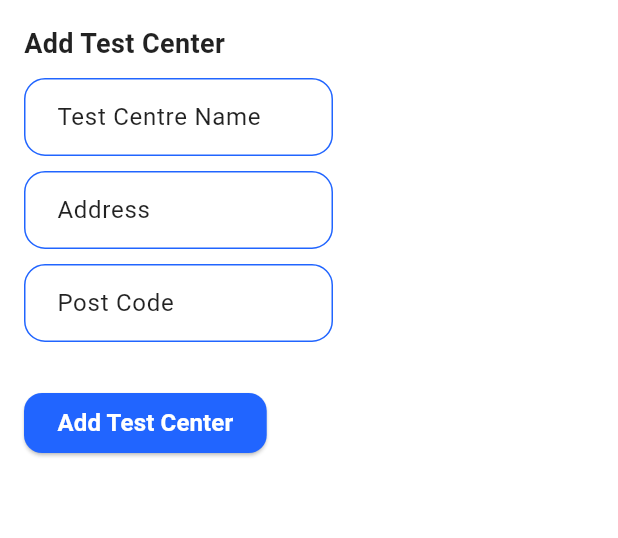
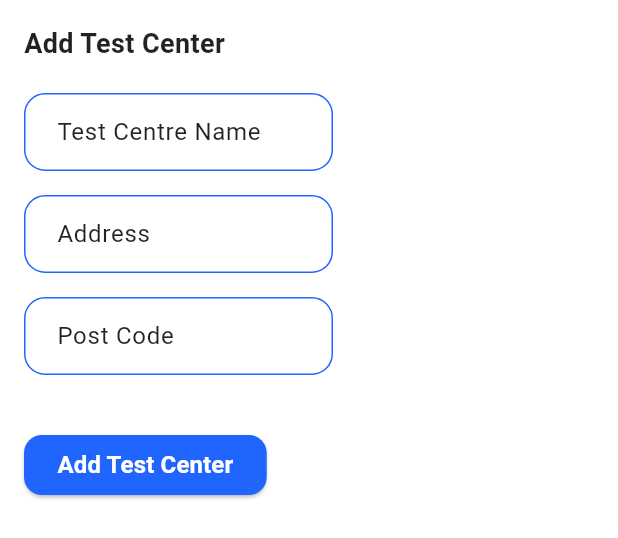
Before and after one commit to FSDTeam-SAA/flutter-david-weijian-dashboard-web, a Flutter app: the AddTestCentreForm widget shown alone on an empty page, opened directly with empty values, on a phone screen of 412 x 824 dp. Shown: the top 538 px of the screen. Run offline on Flutter 3.47's test engine with Material 3 defaults, Android fonts, the phone set to English and light mode, and no system bars; our stand-ins replace cached_network_image, file_picker, flutter_secure_storage, get; accounts and stored records are empty; network calls fail.

```diff
--- a/lib/presentation/screens/nav_items/nav_content/add_test_centre_form.dart
+++ b/lib/presentation/screens/nav_items/nav_content/add_test_centre_form.dart
@@ -5,8 +5,9 @@ import 'package:david_weijian_dashboard/presentation/widgets/text_field_widget.d
 
 class AddTestCentreForm extends StatelessWidget {
   final ContentController controller;
+  final GlobalKey<FormState> _formKey = GlobalKey<FormState>();
 
-  const AddTestCentreForm({super.key, required this.controller});
+  AddTestCentreForm({super.key, required this.controller});
 
   @override
   Widget build(BuildContext context) {
@@ -14,89 +15,75 @@ class AddTestCentreForm extends StatelessWidget {
       padding: const EdgeInsets.all(16.0),
       child: SizedBox(
         width: Get.width * 0.5,
-        child: Column(
+        child: Form(
+          key: _formKey,
+          child: Obx(() {
+            final isEditing = controller.isEditing.value;
+            final isRouteMode = controller.routeId.isNotEmpty || controller.addNewRoute.value;
+            final isTestCentreMode = !isRouteMode;
+
+            return Column(
               crossAxisAlignment: CrossAxisAlignment.start,
               children: [
-            Obx(
-              () => Column(
-                crossAxisAlignment: CrossAxisAlignment.start,
-                children: [
+                // Title
                 Text(
-                    controller.isEditing.value ? 'Edit Route' : 'Add Test Center',
-                    style: const TextStyle(fontSize: 18, fontWeight: FontWeight.bold),
+                  isEditing
+                      ? (isRouteMode ? 'Edit Route' : 'Edit Test Centre')
+                      : (isRouteMode ? 'Add Route' : 'Add Test Center'),
+                  style: const TextStyle(
+                    fontSize: 18,
+                    fontWeight: FontWeight.bold,
                   ),
-
-                  if (controller.testCentreId.isEmpty) ...[
-                    const SizedBox(height: 10),
-                    CustomTextField(
-                      label: 'Test Centre Name',
-                      onChanged: (value) => controller.testCentreName.value = value,
-                      initialValue: controller.testCentreName.value,
-                      setInitialValueOnlyOnce: true,
-                    ),
-                    CustomTextField(
-                      label: 'Address',
-                      onChanged: (value) => controller.testCentreAddress.value = value,
-                      initialValue: controller.testCentreAddress.value,
-                      setInitialValueOnlyOnce: true,
-                    ),
-                    CustomTextField(
-                      label: 'Post Code',
-                      onChanged: (value) => controller.postCode.value = value,
-                      initialValue: controller.postCode.value,
-                      setInitialValueOnlyOnce: true,
                 ),
                 const SizedBox(height: 20),
-                    ElevatedButton(
-                      onPressed: controller.isLoading.value ? null : controller.addTestCentre,
-                      child: const Text('Add Test Center'),
-                    ),
-                  ] else ...[
+
+                // Only show route fields when in route mode
+                if (isRouteMode) ...[
                   Text(
                     'Test Center: ${controller.testCentreName.value}',
-                      style: const TextStyle(fontSize: 18, fontWeight: FontWeight.bold),
-                    ),
-                    const SizedBox(height: 20),
-                    const Text(
-                      'Route Information',
-                      style: TextStyle(fontSize: 18, fontWeight: FontWeight.bold),
-                    ),
+                    style: const TextStyle(fontSize: 16),),
                   const SizedBox(height: 10),
                   CustomTextField(
                     label: 'Route Name',
                     onChanged: (value) => controller.routeName.value = value,
                     initialValue: controller.routeName.value,
-                      setInitialValueOnlyOnce: true,
+                    validator: (value) => value?.isEmpty ?? true ? 'Required field' : null,
                   ),
                   CustomTextField(
                     label: 'Share URL',
                     onChanged: (value) => controller.shareUrl.value = value,
                     initialValue: controller.shareUrl.value,
-                      setInitialValueOnlyOnce: true,
+                    validator: (value) => value?.isEmpty ?? true ? 'Required field' : null,
                   ),
                   CustomTextField(
                     label: 'Address',
                     onChanged: (value) => controller.address.value = value,
                     initialValue: controller.address.value,
-                      setInitialValueOnlyOnce: true,
+                    validator: (value) => value?.isEmpty ?? true ? 'Required field' : null,
                   ),
                   const SizedBox(height: 20),
-                    if (!controller.isEditing.value)
+
+                  if (!isEditing) ...[
                     ElevatedButton(
-                        onPressed: controller.isLoading.value ? null : controller.pickAndParseGPXFile,
+                      onPressed: controller.isLoading.value
+                          ? null
+                          : controller.pickAndParseGPXFile,
                       child: const Text('Pick GPX File'),
                     ),
-                    Obx(
-                      () => controller.fileName.isNotEmpty
+                    const SizedBox(height: 10),
+                    Obx(() => controller.fileName.isNotEmpty
                         ? Text(
                             'Picked File: ${controller.fileName.value}',
-                              style: const TextStyle(fontSize: 16, color: Colors.blue),
+                            style: const TextStyle(
+                              fontSize: 16,
+                              color: Colors.blue,
+                            ),
                           )
-                          : const SizedBox(),
-                    ),
+                        : const SizedBox()),
                     const SizedBox(height: 20),
-                    Obx(
-                      () => Column(
+                  ],
+
+                  Obx(() => Column(
                     crossAxisAlignment: CrossAxisAlignment.start,
                     children: [
                       if (controller.from.isNotEmpty)
@@ -104,36 +91,74 @@ class AddTestCentreForm extends StatelessWidget {
                       if (controller.to.isNotEmpty)
                         Text('To: ${controller.to.value}'),
                       if (controller.expectedTime.value > 0)
-                            Text(
-                              'Expected Time: ${controller.expectedTime.value} minutes',
+                        Text('Expected Time: ${controller.expectedTime.value} minutes'),
+                    ],
+                  )),
+                  const SizedBox(height: 20),
+                ],
+
+                // Only show test centre fields when in test centre mode
+                if (isTestCentreMode) ...[
+                  CustomTextField(
+                    label: 'Test Centre Name',
+                    onChanged: (value) => controller.testCentreName.value = value,
+                    initialValue: controller.testCentreName.value,
+                    validator: (value) => value?.isEmpty ?? true ? 'Required field' : null,
                   ),
-                        ],
+                  CustomTextField(
+                    label: 'Address',
+                    onChanged: (value) => controller.testCentreAddress.value = value,
+                    initialValue: controller.testCentreAddress.value,
+                    validator: (value) => value?.isEmpty ?? true ? 'Required field' : null,
                   ),
+                  CustomTextField(
+                    label: 'Post Code',
+                    onChanged: (value) => controller.postCode.value = value,
+                    initialValue: controller.postCode.value,
+                    validator: (value) => value?.isEmpty ?? true ? 'Required field' : null,
                   ),
                   const SizedBox(height: 20),
+                ],
+
+                // Action Buttons
                 ElevatedButton(
                   onPressed: controller.isLoading.value
                       ? null
-                          : controller.isEditing.value
-                              ? controller.updateTestCentre
-                              : controller.createRoute,
+                      : () async {
+                          if (_formKey.currentState!.validate()) {
+                            if (isRouteMode) {
+                              isEditing
+                                  ? await controller.updateRoute()
+                                  : await controller.createRoute();
+                            } else {
+                              isEditing
+                                  ? await controller.updateTestCentre()
+                                  : await controller.addTestCentre();
+                            }
+                          }
+                        },
                   child: Text(
-                        controller.isEditing.value ? 'Update Route' : 'Create Route',
+                    isEditing
+                        ? (isRouteMode ? 'Update Route' : 'Update Test Centre')
+                        : (isRouteMode ? 'Create Route' : 'Add Test Center'),
                   ),
                 ),
-                    if (controller.isEditing.value)
+
+                if (isEditing) ...[
+                  const SizedBox(height: 10),
                   TextButton(
                     onPressed: () {
                       controller.isEditing.value = false;
-                          controller.resetRouteForm();
+                      isRouteMode
+                          ? controller.resetRouteForm()
+                          : controller.resetTestCentreForm();
                     },
                     child: const Text('Cancel'),
                   ),
                 ],
               ],
-              ),
-            ),
-          ],
+            );
+          }),
         ),
       ),
     );
--- a/lib/presentation/widgets/text_field_widget.dart
+++ b/lib/presentation/widgets/text_field_widget.dart
@@ -5,12 +5,24 @@ class CustomTextField extends StatefulWidget {
   final ValueChanged<String> onChanged;
   final String? initialValue;
   final bool setInitialValueOnlyOnce;
+  final String? Function(String?)? validator;
+  final TextInputType? keyboardType;
+  final int? maxLines;
+  final bool obscureText;
+  final Widget? suffixIcon;
+  final InputDecoration? decoration;
 
   const CustomTextField({
     required this.label,
     required this.onChanged,
     this.initialValue,
     this.setInitialValueOnlyOnce = true,
+    this.validator,
+    this.keyboardType,
+    this.maxLines = 1,
+    this.obscureText = false,
+    this.suffixIcon,
+    this.decoration,
     super.key,
   });
 
@@ -21,6 +33,7 @@ class CustomTextField extends StatefulWidget {
 class _CustomTextFieldState extends State<CustomTextField> {
   late final TextEditingController _controller;
   bool _initialValueSet = false;
+  String? _errorText;
 
   @override
   void initState() {
@@ -35,10 +48,23 @@ class _CustomTextFieldState extends State<CustomTextField> {
   @override
   void didUpdateWidget(CustomTextField oldWidget) {
     super.didUpdateWidget(oldWidget);
+
+    // Handle initial value updates
     if (!widget.setInitialValueOnlyOnce &&
         widget.initialValue != oldWidget.initialValue) {
       _controller.text = widget.initialValue ?? '';
     }
+
+    // Validate when validator changes
+    if (widget.validator != oldWidget.validator) {
+      _validate(_controller.text);
+    }
+  }
+
+  void _validate(String value) {
+    setState(() {
+      _errorText = widget.validator?.call(value);
+    });
   }
 
   @override
@@ -50,14 +76,25 @@ class _CustomTextFieldState extends State<CustomTextField> {
   @override
   Widget build(BuildContext context) {
     return Padding(
-      padding: const EdgeInsets.only(bottom: 10.0),
-      child: TextField(
+      padding: const EdgeInsets.only(bottom: 16.0),
+      child: TextFormField(
         controller: _controller,
-        decoration: InputDecoration(
+        decoration: widget.decoration ?? InputDecoration(
           labelText: widget.label,
           border: const OutlineInputBorder(),
+          errorText: _errorText,
+          suffixIcon: widget.suffixIcon,
         ),
-        onChanged: widget.onChanged,
+        keyboardType: widget.keyboardType,
+        maxLines: widget.maxLines,
+        obscureText: widget.obscureText,
+        onChanged: (value) {
+          widget.onChanged(value);
+          if (widget.validator != null) {
+            _validate(value);
+          }
+        },
+        validator: widget.validator,
       ),
     );
   }
```
Also changed, not shown: lib/controller/content_controller.dart (+30 -13 lines), lib/presentation/screens/nav_items/nav_content/route_card.dart (+3 -5 lines), lib/presentation/screens/nav_items/nav_content/route_details.dart (+10 -2 lines), lib/services/api_service.dart (+8 -1 lines), 2 other files. Lines whose indentation alone changed are shown as unchanged.
